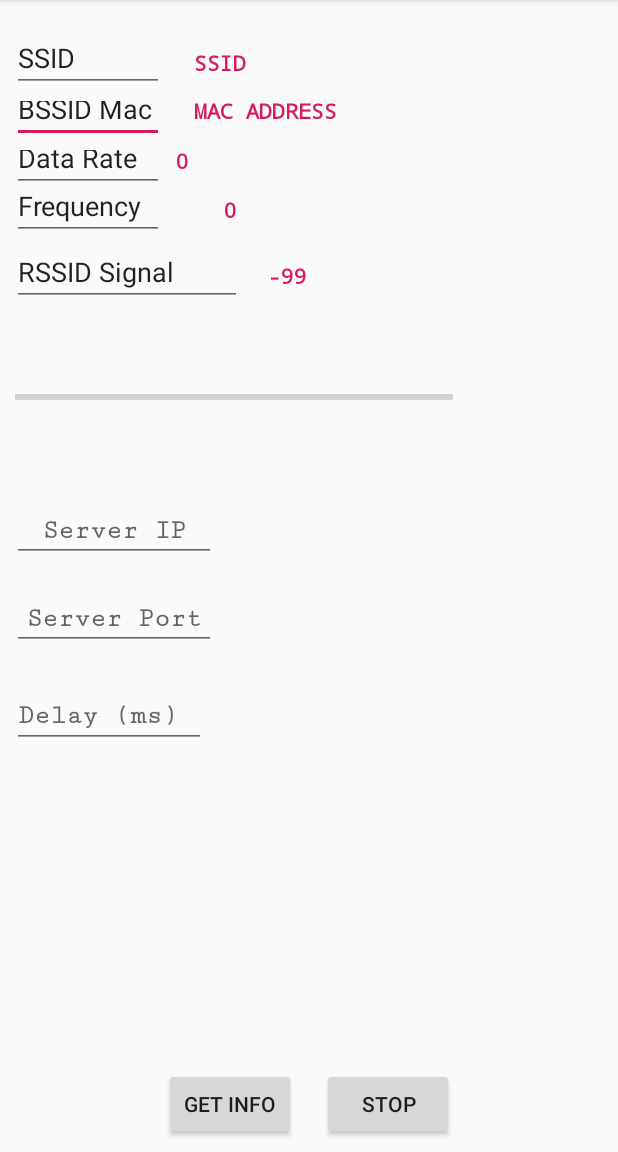
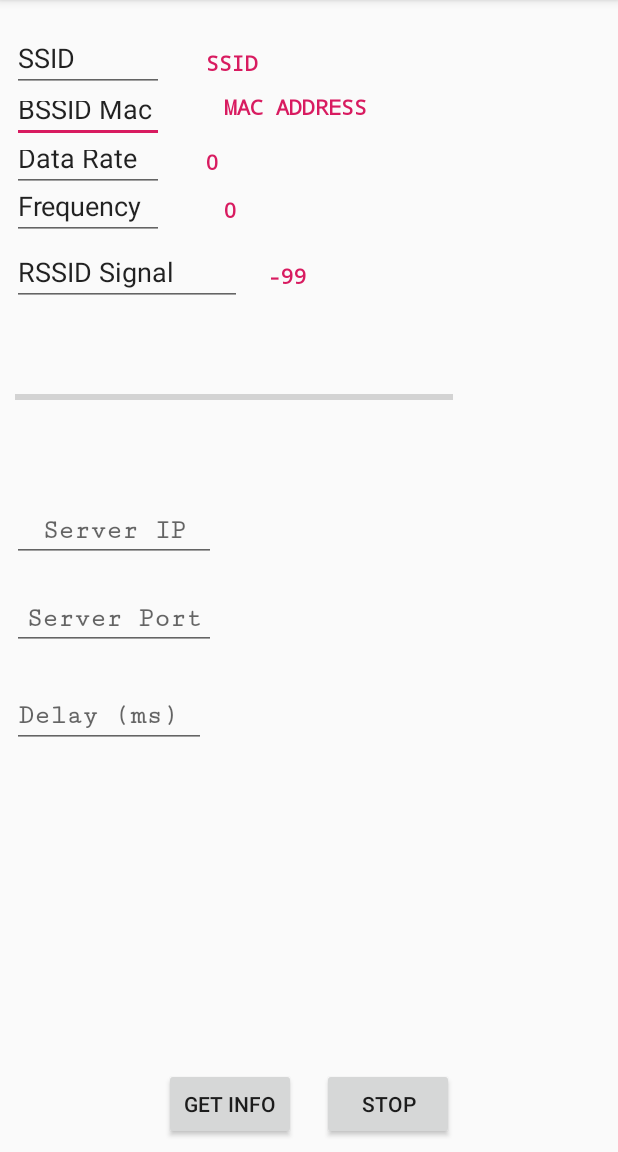
Before and after one commit to JustIdeas/GetWifiInfo, an Android app: the screen it shows after launch (MainActivity), on a phone screen of 412 x 824 dp, the part 84-1236 px from its top. Run offline under Robolectric (Android 15) with nearby library versions, the phone set to English and light mode, and no system bars.

Commit message:
Layout ajusts

```diff
--- a/app/src/main/res/layout/activity_main.xml
+++ b/app/src/main/res/layout/activity_main.xml
@@ -53,10 +53,10 @@
         android:textStyle="bold"
         app:layout_constraintBottom_toBottomOf="parent"
         app:layout_constraintEnd_toEndOf="parent"
-        app:layout_constraintHorizontal_bias="0.599"
+        app:layout_constraintHorizontal_bias="0.698"
         app:layout_constraintStart_toStartOf="parent"
         app:layout_constraintTop_toTopOf="parent"
-        app:layout_constraintVertical_bias="0.077" />
+        app:layout_constraintVertical_bias="0.074" />
 
     <TextView
         android:id="@+id/ssidfield"
@@ -76,7 +76,7 @@
         android:visibility="visible"
         app:layout_constraintBottom_toBottomOf="parent"
         app:layout_constraintEnd_toEndOf="parent"
-        app:layout_constraintHorizontal_bias="0.599"
+        app:layout_constraintHorizontal_bias="0.638"
         app:layout_constraintStart_toStartOf="parent"
         app:layout_constraintTop_toTopOf="parent"
         app:layout_constraintVertical_bias="0.033" />
@@ -95,10 +95,10 @@
         android:textStyle="bold"
         app:layout_constraintBottom_toBottomOf="parent"
         app:layout_constraintEnd_toEndOf="parent"
-        app:layout_constraintHorizontal_bias="0.204"
+        app:layout_constraintHorizontal_bias="0.287"
         app:layout_constraintStart_toStartOf="parent"
         app:layout_constraintTop_toTopOf="parent"
-        app:layout_constraintVertical_bias="0.122" />
+        app:layout_constraintVertical_bias="0.123" />
 
     <TextView
         android:id="@+id/freq"
```
